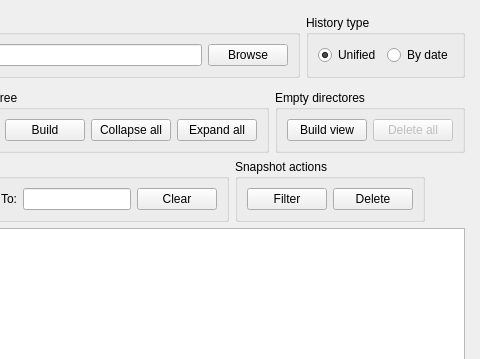
This is gui/history.ui in mixeme/Columbo as Qt 5 draws it before an edit; both pictures show x 187 to 667 and y 0 to 359 of the 667 by 600 pixel window. The edited form follows.
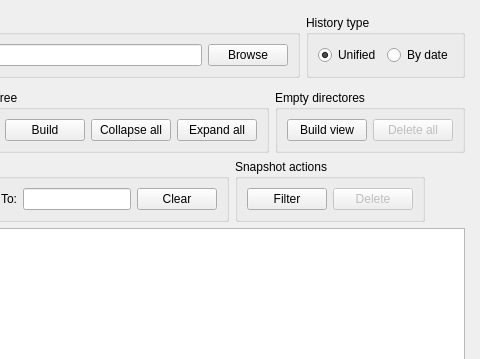
This is the edited form.

Commit message: Disable button for snapshots delete

The edit to the form file:
```diff
--- a/gui/history.ui
+++ b/gui/history.ui
@@ -275,6 +275,9 @@
          </item>
          <item>
           <widget class="QPushButton" name="delete_button">
+           <property name="enabled">
+            <bool>false</bool>
+           </property>
            <property name="text">
             <string>Delete</string>
            </property>
```
